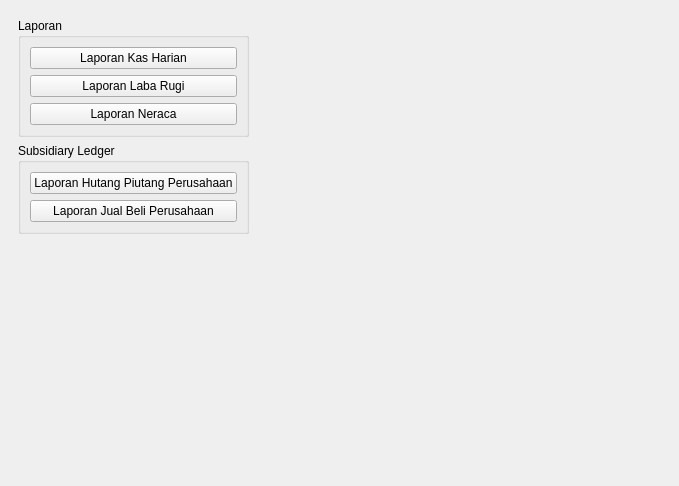
Old version of the form source/laporan/ui_laporan.ui in the repository fnugrahendi/petuk.corp.
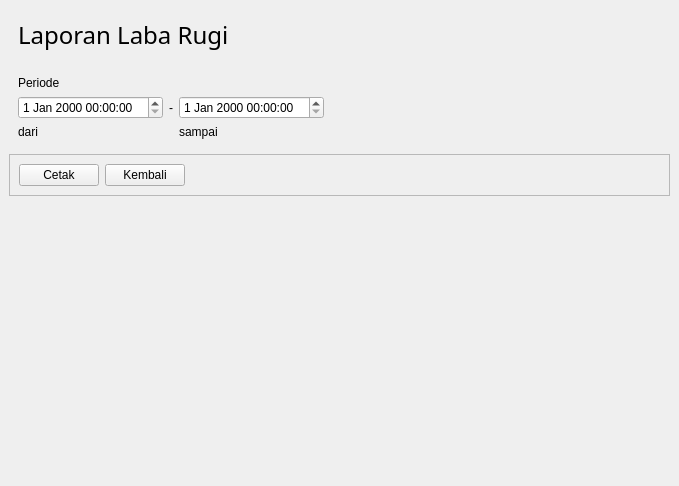
New version of the form. The open tabs and pages were chosen to show the change.

Commit message: ui laporan dan sedikit pembenahan pada penjualan

Diff of the .ui file:
```diff
--- a/source/laporan/ui_laporan.ui
+++ b/source/laporan/ui_laporan.ui
@@ -233,6 +233,316 @@
     </item>
    </layout>
   </widget>
+  <widget class="QWidget" name="st_Laporan_LabaRugi">
+   <layout class="QGridLayout" name="gridLayout">
+    <item row="0" column="0">
+     <widget class="QFrame" name="fr_Laporan_LabaRugi_Judul">
+      <property name="sizePolicy">
+       <sizepolicy hsizetype="Preferred" vsizetype="Maximum">
+        <horstretch>0</horstretch>
+        <verstretch>0</verstretch>
+       </sizepolicy>
+      </property>
+      <property name="frameShape">
+       <enum>QFrame::NoFrame</enum>
+      </property>
+      <property name="frameShadow">
+       <enum>QFrame::Raised</enum>
+      </property>
+      <layout class="QHBoxLayout" name="horizontalLayout_14">
+       <item>
+        <widget class="QLabel" name="lb_Laporan_LabaRugi_Judul">
+         <property name="sizePolicy">
+          <sizepolicy hsizetype="Preferred" vsizetype="Maximum">
+           <horstretch>0</horstretch>
+           <verstretch>0</verstretch>
+          </sizepolicy>
+         </property>
+         <property name="font">
+          <font>
+           <family>Segoe UI Semilight</family>
+           <pointsize>18</pointsize>
+          </font>
+         </property>
+         <property name="text">
+          <string>Laporan Laba Rugi</string>
+         </property>
+         <property name="alignment">
+          <set>Qt::AlignLeading|Qt::AlignLeft|Qt::AlignVCenter</set>
+         </property>
+        </widget>
+       </item>
+      </layout>
+     </widget>
+    </item>
+    <item row="1" column="0">
+     <widget class="QFrame" name="fr_Laporan_LabaRugi_FA">
+      <property name="frameShape">
+       <enum>QFrame::NoFrame</enum>
+      </property>
+      <property name="frameShadow">
+       <enum>QFrame::Raised</enum>
+      </property>
+      <layout class="QGridLayout" name="gridLayout_14">
+       <item row="1" column="1">
+        <widget class="QLabel" name="lb_Laporan_LabaRugi_">
+         <property name="text">
+          <string>-</string>
+         </property>
+        </widget>
+       </item>
+       <item row="1" column="0">
+        <widget class="QDateTimeEdit" name="dte_Laporan_LabaRugi_Dari"/>
+       </item>
+       <item row="0" column="0">
+        <widget class="QLabel" name="lb_Laporan_LabaRugi_Periode">
+         <property name="text">
+          <string>Periode</string>
+         </property>
+        </widget>
+       </item>
+       <item row="1" column="2">
+        <widget class="QDateTimeEdit" name="dte_Laporan_LabaRugi_Sampai"/>
+       </item>
+       <item row="1" column="3">
+        <spacer name="hs_Laporan_LabaRugi_FA">
+         <property name="orientation">
+          <enum>Qt::Horizontal</enum>
+         </property>
+         <property name="sizeHint" stdset="0">
+          <size>
+           <width>40</width>
+           <height>20</height>
+          </size>
+         </property>
+        </spacer>
+       </item>
+       <item row="2" column="0">
+        <widget class="QLabel" name="lb_Laporan_LabaRugi_Dari">
+         <property name="text">
+          <string>dari</string>
+         </property>
+        </widget>
+       </item>
+       <item row="2" column="2">
+        <widget class="QLabel" name="lb_Laporan_LabaRugi_Sampai">
+         <property name="text">
+          <string>sampai</string>
+         </property>
+        </widget>
+       </item>
+      </layout>
+     </widget>
+    </item>
+    <item row="2" column="0">
+     <widget class="QFrame" name="fr_Laporan_LabaRugi">
+      <property name="frameShape">
+       <enum>QFrame::StyledPanel</enum>
+      </property>
+      <property name="frameShadow">
+       <enum>QFrame::Raised</enum>
+      </property>
+      <layout class="QHBoxLayout" name="horizontalLayout_2">
+       <item>
+        <widget class="QPushButton" name="tb_Laporan_LabaRugi_Cetak">
+         <property name="text">
+          <string>Cetak</string>
+         </property>
+        </widget>
+       </item>
+       <item>
+        <widget class="QPushButton" name="tb_Laporan_LabaRugi_Kembali">
+         <property name="text">
+          <string>Kembali</string>
+         </property>
+        </widget>
+       </item>
+       <item>
+        <spacer name="hs_Laporan_LabaRugi_Periode">
+         <property name="orientation">
+          <enum>Qt::Horizontal</enum>
+         </property>
+         <property name="sizeHint" stdset="0">
+          <size>
+           <width>40</width>
+           <height>20</height>
+          </size>
+         </property>
+        </spacer>
+       </item>
+      </layout>
+     </widget>
+    </item>
+    <item row="3" column="0">
+     <spacer name="vs_Laporan_LabaRugi">
+      <property name="orientation">
+       <enum>Qt::Vertical</enum>
+      </property>
+      <property name="sizeHint" stdset="0">
+       <size>
+        <width>20</width>
+        <height>262</height>
+       </size>
+      </property>
+     </spacer>
+    </item>
+   </layout>
+  </widget>
+  <widget class="QWidget" name="st_Laporan_Neraca">
+   <layout class="QGridLayout" name="gridLayout_3">
+    <item row="0" column="0">
+     <widget class="QFrame" name="fr_Laporan_Neraca_Judul">
+      <property name="sizePolicy">
+       <sizepolicy hsizetype="Preferred" vsizetype="Maximum">
+        <horstretch>0</horstretch>
+        <verstretch>0</verstretch>
+       </sizepolicy>
+      </property>
+      <property name="frameShape">
+       <enum>QFrame::NoFrame</enum>
+      </property>
+      <property name="frameShadow">
+       <enum>QFrame::Raised</enum>
+      </property>
+      <layout class="QHBoxLayout" name="horizontalLayout_15">
+       <item>
+        <widget class="QLabel" name="lb_Laporan_Neraca_Judul">
+         <property name="sizePolicy">
+          <sizepolicy hsizetype="Preferred" vsizetype="Maximum">
+           <horstretch>0</horstretch>
+           <verstretch>0</verstretch>
+          </sizepolicy>
+         </property>
+         <property name="font">
+          <font>
+           <family>Segoe UI Semilight</family>
+           <pointsize>18</pointsize>
+          </font>
+         </property>
+         <property name="text">
+          <string>Laporan Neraca</string>
+         </property>
+         <property name="alignment">
+          <set>Qt::AlignLeading|Qt::AlignLeft|Qt::AlignVCenter</set>
+         </property>
+        </widget>
+       </item>
+      </layout>
+     </widget>
+    </item>
+    <item row="1" column="0">
+     <widget class="QFrame" name="fr_Laporan_Neraca_FA">
+      <property name="frameShape">
+       <enum>QFrame::NoFrame</enum>
+      </property>
+      <property name="frameShadow">
+       <enum>QFrame::Raised</enum>
+      </property>
+      <layout class="QGridLayout" name="gridLayout_15">
+       <item row="1" column="1">
+        <widget class="QLabel" name="lb_Laporan_Neraca_">
+         <property name="text">
+          <string>-</string>
+         </property>
+        </widget>
+       </item>
+       <item row="1" column="0">
+        <widget class="QDateTimeEdit" name="dte_Laporan_Neraca_Dari"/>
+       </item>
+       <item row="0" column="0">
+        <widget class="QLabel" name="lb_Laporan_Neraca_Periode">
+         <property name="text">
+          <string>Periode</string>
+         </property>
+        </widget>
+       </item>
+       <item row="1" column="2">
+        <widget class="QDateTimeEdit" name="dte_Laporan_Neraca_Sampai"/>
+       </item>
+       <item row="1" column="3">
+        <spacer name="hs_Laporan_Neraca_FA">
+         <property name="orientation">
+          <enum>Qt::Horizontal</enum>
+         </property>
+         <property name="sizeHint" stdset="0">
+          <size>
+           <width>40</width>
+           <height>20</height>
+          </size>
+         </property>
+        </spacer>
+       </item>
+       <item row="2" column="0">
+        <widget class="QLabel" name="lb_Laporan_Neraca_Dari">
+         <property name="text">
+          <string>dari</string>
+         </property>
+        </widget>
+       </item>
+       <item row="2" column="2">
+        <widget class="QLabel" name="lb_Laporan_Neraca_Sampai">
+         <property name="text">
+          <string>sampai</string>
+         </property>
+        </widget>
+       </item>
+      </layout>
+     </widget>
+    </item>
+    <item row="2" column="0">
+     <widget class="QFrame" name="fr_Laporan_Neraca">
+      <property name="frameShape">
+       <enum>QFrame::StyledPanel</enum>
+      </property>
+      <property name="frameShadow">
+       <enum>QFrame::Raised</enum>
+      </property>
+      <layout class="QHBoxLayout" name="horizontalLayout_3">
+       <item>
+        <widget class="QPushButton" name="tb_Laporan_Neraca_Cetak">
+         <property name="text">
+          <string>Cetak</string>
+         </property>
+        </widget>
+       </item>
+       <item>
+        <widget class="QPushButton" name="tb_Laporan_Neraca_Kembali">
+         <property name="text">
+          <string>Kembali</string>
+         </property>
+        </widget>
+       </item>
+       <item>
+        <spacer name="hs_Laporan_Neraca_Periode">
+         <property name="orientation">
+          <enum>Qt::Horizontal</enum>
+         </property>
+         <property name="sizeHint" stdset="0">
+          <size>
+           <width>40</width>
+           <height>20</height>
+          </size>
+         </property>
+        </spacer>
+       </item>
+      </layout>
+     </widget>
+    </item>
+    <item row="3" column="0">
+     <spacer name="vs_Laporan_Neraca">
+      <property name="orientation">
+       <enum>Qt::Vertical</enum>
+      </property>
+      <property name="sizeHint" stdset="0">
+       <size>
+        <width>20</width>
+        <height>262</height>
+       </size>
+      </property>
+     </spacer>
+    </item>
+   </layout>
+  </widget>
  </widget>
  <resources/>
  <connections/>
```
Left out of the diff: 73 changed lines with no effect on the pictures. The commit also changes 3 other files.
